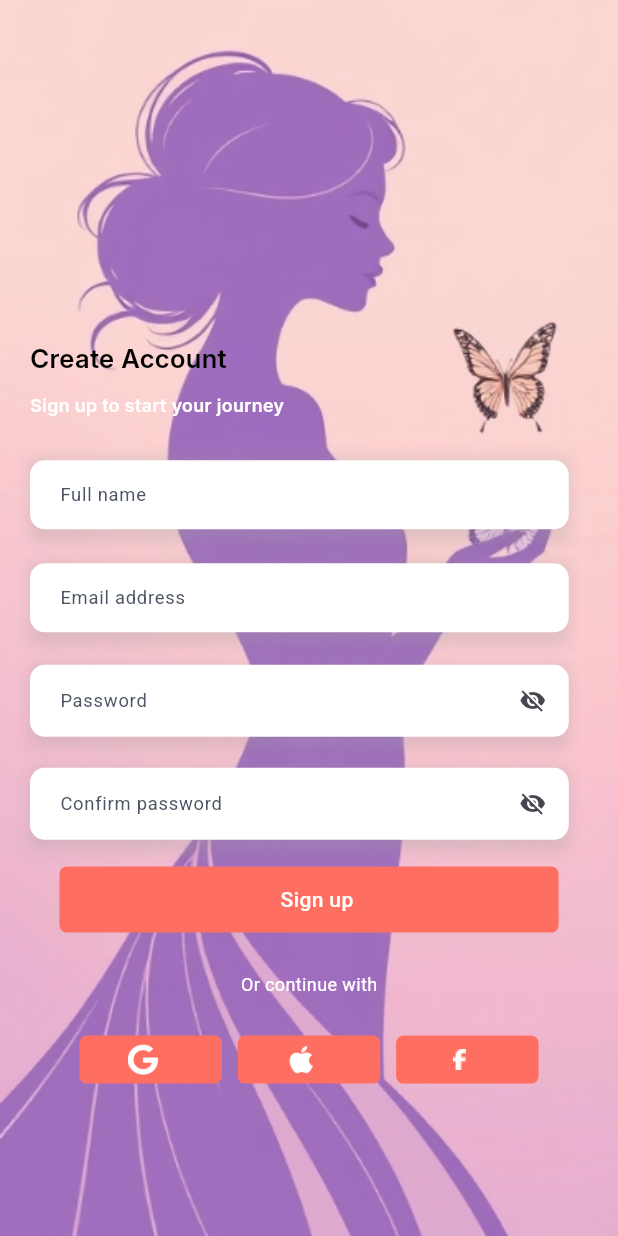
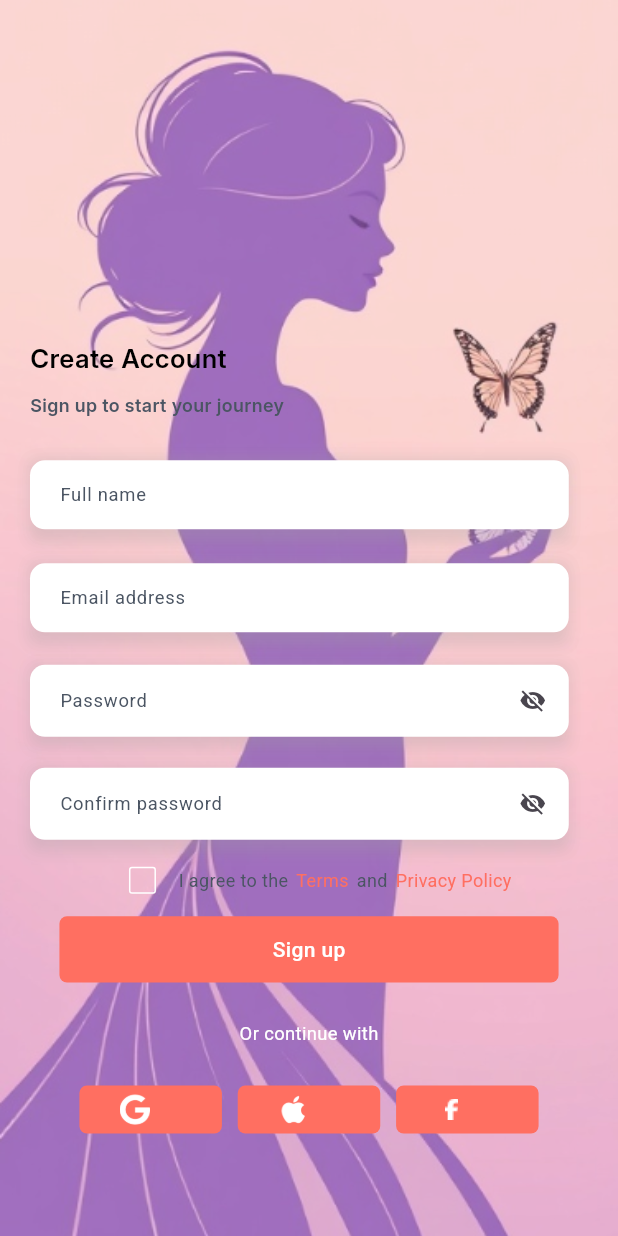
Before and after one commit to innovixiontech/sakhi_saheli_flutter, a Flutter app: the SignupScreen screen opened by its route, on a phone screen of 412 x 824 dp. Run offline on Flutter 3.47's test engine with Material 3 defaults, Android fonts, the phone set to English and light mode, and no system bars; our stand-ins replace flutter_otp_text_field, flutter_screenutil, get, image_picker, logger, shared_preferences; accounts and stored records are empty.

Commit message:
all auth screen done and all issues fixed in splash , login and singup screen

```diff
--- a/lib/Constant/app_images.dart
+++ b/lib/Constant/app_images.dart
@@ -14,4 +14,5 @@ class AppImages {
   final String facebookIcon = "assets/images/facebook_icon.png";
 
   //icons
+  final String sendIcon = "assets/icons/send_icon.png";
 }
--- a/lib/Constant/app_spaces.dart
+++ b/lib/Constant/app_spaces.dart
@@ -33,6 +33,7 @@ final spaceVertical120 = SizedBox(height: 120.h);
 final spaceVertical130 = SizedBox(height: 130.h);
 final spaceVertical231 = SizedBox(height: 231.h);
 final spaceVertical276 = SizedBox(height: 276.h);
+final spaceVertical250 = SizedBox(height: 250.sp);
 
 // 🔽 Horizontal Spacing
 final spaceHorizontal2 = SizedBox(width: 2.w);
--- a/lib/Constant/app_strings.dart
+++ b/lib/Constant/app_strings.dart
@@ -51,7 +51,8 @@ class AppStrings {
   final String enterOtpSubtitle =
       "Please enter the verification code sent to your email";
   final String verifyOtp = "Verify OTP";
-  final String resendCode = "Didn't receive code? Resend";
+  final String didNotReceiveCode = "Didn't receive code?";
+  final String resend = "Resend";
 
   // Dashboard
   final String dashboardTitle = "DashBoard";
--- a/lib/Routes/routeName.dart
+++ b/lib/Routes/routeName.dart
@@ -1,10 +1,11 @@
 class RouteName {
   static String splashScreen = "/";
   static String login = "/login";
+  static String forgotPassword = "/forgot-password";
   static String bottomBar = "/bottom-bar";
   static String homePage = "/homepage";
   static String signUp = "/signup";
-  static String otpVerification = "/otp-verification";
+  static String otpVerification = "/verify-otp-screen";
   static String categoryPage = "/categoryPage";
   static String profilePage = "/profilePage";
   static String accountDetails = "/accountDetails";
--- a/lib/Routes/routes.dart
+++ b/lib/Routes/routes.dart
@@ -1,12 +1,14 @@
-
 import "package:sakhi_sali/Import/custom_import.dart";
-
+import "package:sakhi_sali/View/auth/forgotPassword/forgot_password_screen.dart";
+import "package:sakhi_sali/View/auth/otp/verify_otp_screen.dart";
 
 class AppRoutes {
   static appRoute() => [
     GetPage(name: RouteName.splashScreen, page: () => SplashScreen()),
     GetPage(name: RouteName.login, page: () => LoginScreen()),
     GetPage(name: RouteName.signUp, page: () => SignupScreen()),
+    GetPage(name: RouteName.forgotPassword, page: () => ForgotPassword()),
+    GetPage(name: RouteName.otpVerification, page: () => VerifyOtpScreen()),
     // GetPage(name: RouteName.bottomBar, page: () => Bottomnav()),
     // GetPage(name: RouteName.categoryPage, page: () => CategoryPage()),
     // GetPage(name: RouteName.profilePage, page: () => Profile()),
--- /dev/null
+++ b/lib/View/auth/forgotPassword/forgot_password_controller.dart
@@ -0,0 +1,5 @@
+import 'package:sakhi_sali/Import/custom_import.dart';
+
+class ForgotPasswordController extends GetxController {
+  TextEditingController forgotPasswordController = TextEditingController();
+}
--- a/lib/View/auth/signup/signup_controller.dart
+++ b/lib/View/auth/signup/signup_controller.dart
@@ -1,8 +1,16 @@
 import "package:sakhi_sali/Import/custom_import.dart";
 
 class SignupController extends GetxController {
+  RxBool isChecked = false.obs;
+
   TextEditingController nameController = TextEditingController();
   TextEditingController emailController = TextEditingController();
   TextEditingController passwordController = TextEditingController();
   TextEditingController confirmPasswordController = TextEditingController();
+
+  // for checking and  unchecking  the checkbox
+
+  void updateCheckBox(newBool) {
+    isChecked.value = newBool;
+  }
 }
--- a/lib/View/auth/signup/signup_screen.dart
+++ b/lib/View/auth/signup/signup_screen.dart
@@ -1,4 +1,6 @@
+import "package:flutter/services.dart";
 import "package:sakhi_sali/Import/custom_import.dart";
+import "package:sakhi_sali/Routes/routes.dart";
 
 class SignupScreen extends StatelessWidget {
   SignupScreen({super.key}) {
@@ -8,19 +10,22 @@ class SignupScreen extends StatelessWidget {
 
   @override
   Widget build(BuildContext context) {
-    return Scaffold(
-      backgroundColor: Colors.transparent,
-      resizeToAvoidBottomInset: false,
-      body: Container(
-        height: double.infinity,
-        width: double.infinity,
-        decoration: BoxDecoration(
-          image: DecorationImage(
-            image: AssetImage(AppImages().authBg),
+    return AnnotatedRegion<SystemUiOverlayStyle>(
+      value: SystemUiOverlayStyle.dark, // or light, based on background
+      child: Stack(
+        children: [
+          // Background Image
+          Positioned.fill(
+            child: Image.asset(
+              AppImages().authBg, // Replace with your image path
               fit: BoxFit.cover,
             ),
           ),
-        child: SafeArea(
+          // Main content over the background
+          Scaffold(
+            backgroundColor: Colors.transparent, // Important!
+
+            body: SafeArea(
               child: SingleChildScrollView(
                 child: Padding(
                   padding: const EdgeInsets.symmetric(horizontal: 20),
@@ -38,7 +43,7 @@ class SignupScreen extends StatelessWidget {
                       Text(
                         AppStrings().signUpSubTitle,
                         style: AppTextStyles().robotoRegularStyle.copyWith(
-                      color: AppColors.white,
+                          color: AppColors.darkGrey,
                           fontWeight: FontWeight.bold,
                         ),
                       ),
@@ -66,8 +71,60 @@ class SignupScreen extends StatelessWidget {
                         controller: controller.confirmPasswordController,
                         isPassword: true,
                       ),
-                  spaceVertical15,
-                  PrimaryButton(title: AppStrings().signUp, onTap: () {}),
+                      Row(
+                        mainAxisAlignment: MainAxisAlignment.center,
+                        children: [
+                          Obx(
+                            () => Checkbox(
+                              value: controller.isChecked.value,
+                              onChanged: (newBool) {
+                                controller.updateCheckBox(newBool);
+                              },
+                              checkColor: Colors.black, // Tick mark color
+                              activeColor:
+                                  Colors.white, // Fill color when checked
+                              side: BorderSide(
+                                color: Colors.white,
+                              ), // Outline when not checked
+                            ),
+                          ),
+                          Text(
+                            AppStrings().agreeText,
+                            style: AppTextStyles().robotoRegularStyle.copyWith(
+                              fontSize: 12,
+                            ),
+                          ),
+                          spaceHorizontal5,
+                          Text(
+                            AppStrings().terms,
+                            style: AppTextStyles().robotoRegularStyle.copyWith(
+                              fontSize: 12,
+                              color: AppColors.primaryRed,
+                            ),
+                          ),
+                          spaceHorizontal5,
+                          Text(
+                            AppStrings().and,
+                            style: AppTextStyles().robotoRegularStyle.copyWith(
+                              fontSize: 12,
+                            ),
+                          ),
+                          spaceHorizontal5,
+                          Text(
+                            AppStrings().privacyPolicy,
+                            style: AppTextStyles().robotoRegularStyle.copyWith(
+                              fontSize: 12,
+                              color: AppColors.primaryRed,
+                            ),
+                          ),
+                        ],
+                      ),
+                      PrimaryButton(
+                        title: AppStrings().signUp,
+                        onTap: () {
+                          Get.offNamed(RouteName.otpVerification);
+                        },
+                      ),
                       spaceVertical25,
                       OrContinueWithText(),
                       spaceVertical25,
@@ -114,6 +171,8 @@ class SignupScreen extends StatelessWidget {
               ),
             ),
           ),
+        ],
+      ),
     );
   }
 }
--- a/lib/View/widgets/or_continue_with_text.dart
+++ b/lib/View/widgets/or_continue_with_text.dart
@@ -14,6 +14,7 @@ class OrContinueWithText extends StatelessWidget {
           child: Text(
             AppStrings().orContinueWith,
             style: AppTextStyles().robotoRegularStyle.copyWith(
+              fontSize: 12.25,
               color: AppColors.white,
             ),
           ),
--- a/lib/View/widgets/primary_button.dart
+++ b/lib/View/widgets/primary_button.dart
@@ -4,6 +4,7 @@ class PrimaryButton extends StatelessWidget {
   final String title;
   final VoidCallback onTap;
   final Widget? icon;
+  final Widget? suffixIcon;
   final double? height;
   final double? width;
   const PrimaryButton({
@@ -11,6 +12,7 @@ class PrimaryButton extends StatelessWidget {
     required this.title,
     required this.onTap,
     this.icon,
+    this.suffixIcon,
     this.height,
     this.width,
   });
@@ -18,6 +20,7 @@ class PrimaryButton extends StatelessWidget {
   @override
   Widget build(BuildContext context) {
     return GestureDetector(
+      onTap: onTap,
       child: Center(
         child: Container(
           // padding: EdgeInsets.symmetric(horizontal: 12),
@@ -40,6 +43,9 @@ class PrimaryButton extends StatelessWidget {
                   fontSize: 14,
                 ),
               ),
+              spaceHorizontal10,
+
+              ?suffixIcon,
             ],
           ),
         ),
--- a/pubspec.yaml
+++ b/pubspec.yaml
@@ -40,6 +40,7 @@ dependencies:
   shared_preferences: ^2.5.3
   flutter_screenutil: ^5.9.3
   logger: ^2.5.0
+  flutter_otp_text_field: ^1.5.1+1
 
 dev_dependencies:
   flutter_test:
```
Also changed, not shown: lib/View/auth/forgotPassword/forgot_password_screen.dart (added, +97 -0 lines), lib/View/auth/login/login_screen.dart (+11 -6 lines), lib/View/auth/otp/verify_otp_controller.dart (added, +9 -0 lines), lib/View/auth/otp/verify_otp_screen.dart (added, +119 -0 lines), assets/icons/send_icon.png (added), pubspec.lock. Lines whose indentation alone changed are shown as unchanged.
